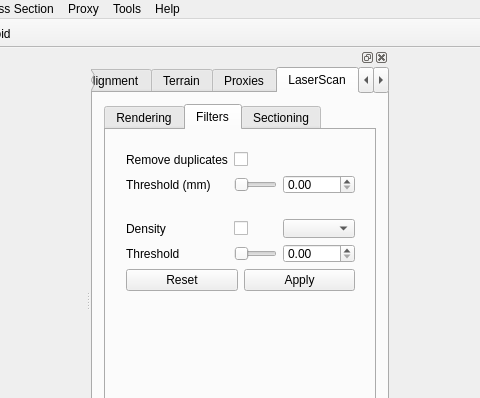
Above: src/OpenInfraPlatform/Forms/MainWindow.ui from tumcms/Open-Infra-Platform before the change; both pictures show x 233 to 713 and y 0 to 398 of the 947 by 573 pixel window. Below: the same form after it.
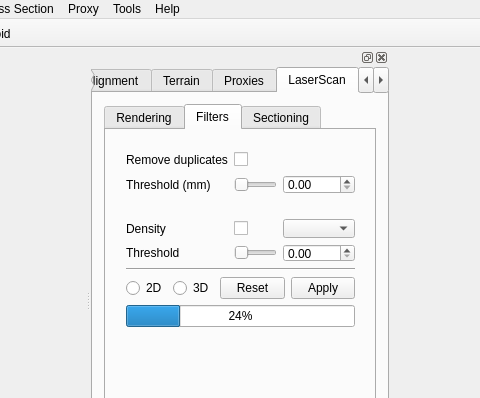
That is the form after the change. The open tabs and pages were chosen to show the change. Icons and pictures are not drawn.

Commit message: Added struct to store filter settings.

Diff of the .ui file:
```diff
--- a/src/OpenInfraPlatform/Forms/MainWindow.ui
+++ b/src/OpenInfraPlatform/Forms/MainWindow.ui
@@ -364,7 +364,7 @@
             <x>9</x>
             <y>9</y>
             <width>251</width>
-            <height>163</height>
+            <height>199</height>
            </rect>
           </property>
           <layout class="QVBoxLayout" name="verticalLayout_3">
@@ -541,8 +541,35 @@
              </item>
             </layout>
            </item>
+           <item>
+            <widget class="Line" name="line_2">
+             <property name="orientation">
+              <enum>Qt::Horizontal</enum>
+             </property>
+            </widget>
+           </item>
            <item>
             <layout class="QHBoxLayout" name="horizontalLayout_4">
+             <item>
+              <widget class="QRadioButton" name="radioButtonFilter2D">
+               <property name="toolTip">
+                <string>&lt;html&gt;&lt;head/&gt;&lt;body&gt;&lt;p&gt;Apply filters to 2D sections.&lt;/p&gt;&lt;/body&gt;&lt;/html&gt;</string>
+               </property>
+               <property name="locale">
+                <locale language="English" country="UnitedKingdom"/>
+               </property>
+               <property name="text">
+                <string>2D</string>
+               </property>
+              </widget>
+             </item>
+             <item>
+              <widget class="QRadioButton" name="radioButtonFilter3D">
+               <property name="text">
+                <string>3D</string>
+               </property>
+              </widget>
+             </item>
              <item>
               <widget class="QPushButton" name="pushButtonResetFilter">
                <property name="text">
@@ -559,6 +586,13 @@
              </item>
             </layout>
            </item>
+           <item>
+            <widget class="QProgressBar" name="progressBar">
+             <property name="value">
+              <number>24</number>
+             </property>
+            </widget>
+           </item>
           </layout>
          </widget>
         </widget>
```
The commit also changes 3 other files.
